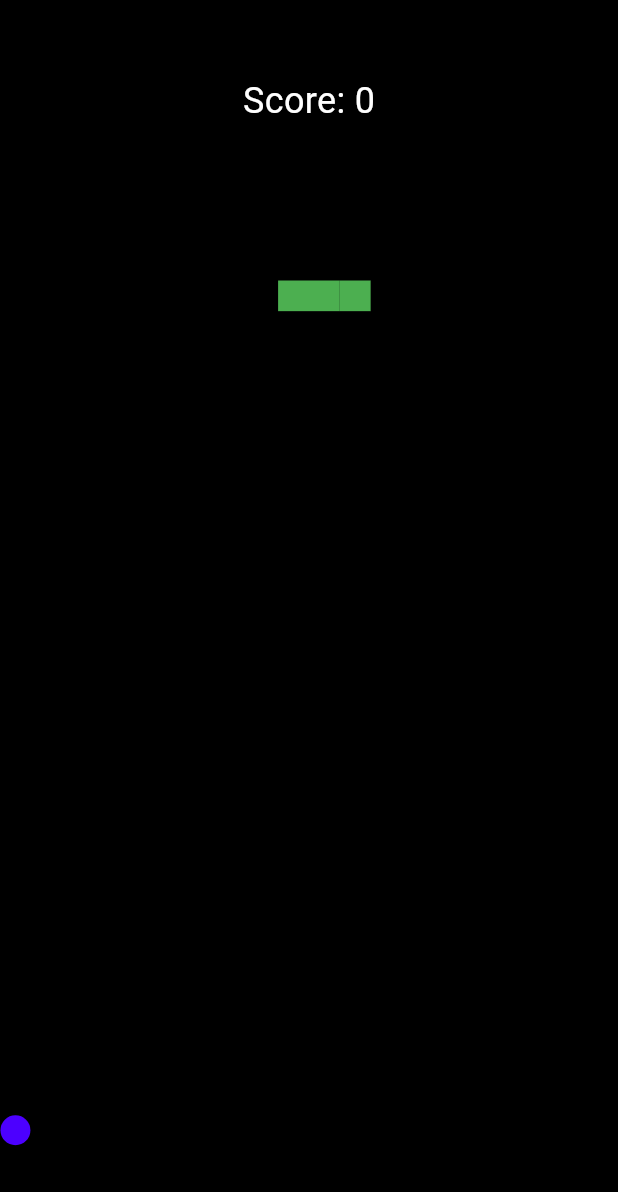
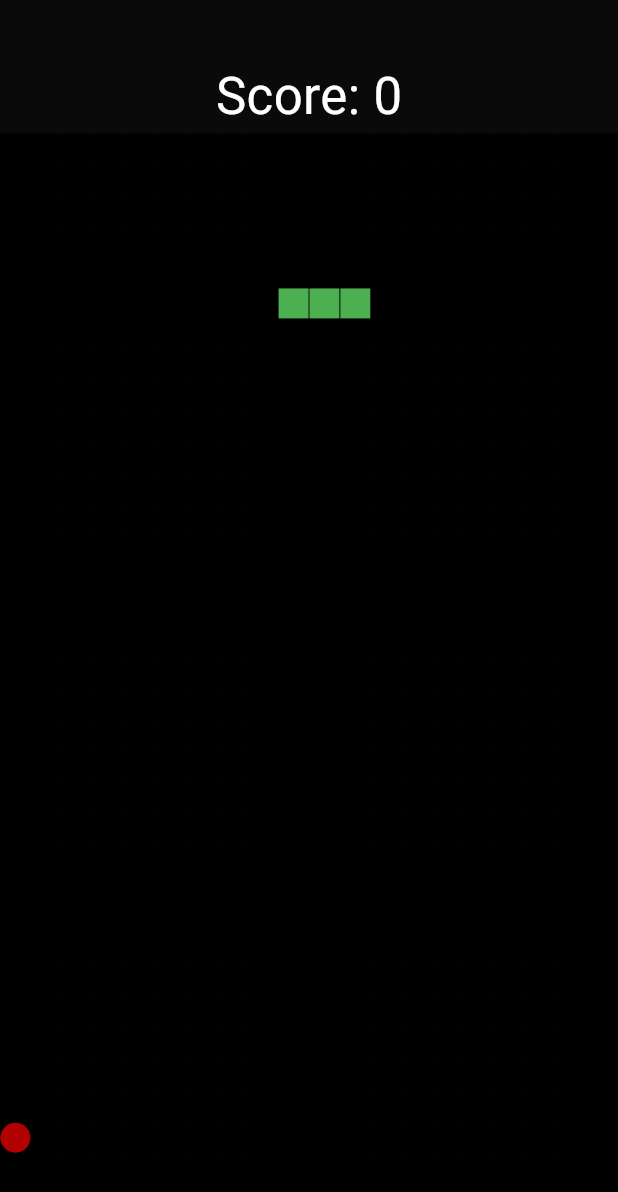
Before and after one commit to TohroSea/matopeli_front, a Flutter app: the SnakeGame screen opened directly, on a phone screen of 412 x 824 dp. Shown: the top 1192 px of the screen. Run offline on Flutter 3.47's test engine with Material 3 defaults, Android fonts, the phone set to English and light mode, and no system bars.

Commit message:
small update

```diff
--- a/lib/main.dart
+++ b/lib/main.dart
@@ -253,14 +253,15 @@ void showSubmitHighscore(int score) {
   @override
   Widget build(BuildContext context) {
     return Scaffold(
-      backgroundColor: Colors.black,
+      backgroundColor: Color.fromARGB(255, 10, 10, 10),
       body: Column(
         children: [
-          const SizedBox(height: 50),
+          const SizedBox(height: 40),
           Text(
             'Score: $score',
-            style: const TextStyle(color: Colors.white, fontSize: 24),
+            style: const TextStyle(color: Colors.white, fontSize: 34),
           ),
+
           Expanded(
             child: GestureDetector(
               onVerticalDragUpdate: (details) {
@@ -292,8 +293,8 @@ void showSubmitHighscore(int score) {
                       color: Color.fromARGB(255, 0, 0, 0),
                       child: Center(
                         child: Container(
-                          width: cellSize * 1.3,
-                          height: cellSize * 1.3,
+                          width: cellSize * 1,
+                          height: cellSize * 1,
                           color: Colors.green,
                         ),
                       ),
@@ -307,7 +308,7 @@ void showSubmitHighscore(int score) {
                           height: cellSize * 1,
                           decoration: const BoxDecoration(
                             shape: BoxShape.circle,
-                            color: Color.fromARGB(255, 76, 0, 255),
+                            color: Color.fromARGB(255, 179, 0, 0),
                           ),
                         ),
                       ),
@@ -321,6 +322,7 @@ void showSubmitHighscore(int score) {
               ),
             ),
           ),
+
         ],
       ),
     );
```
